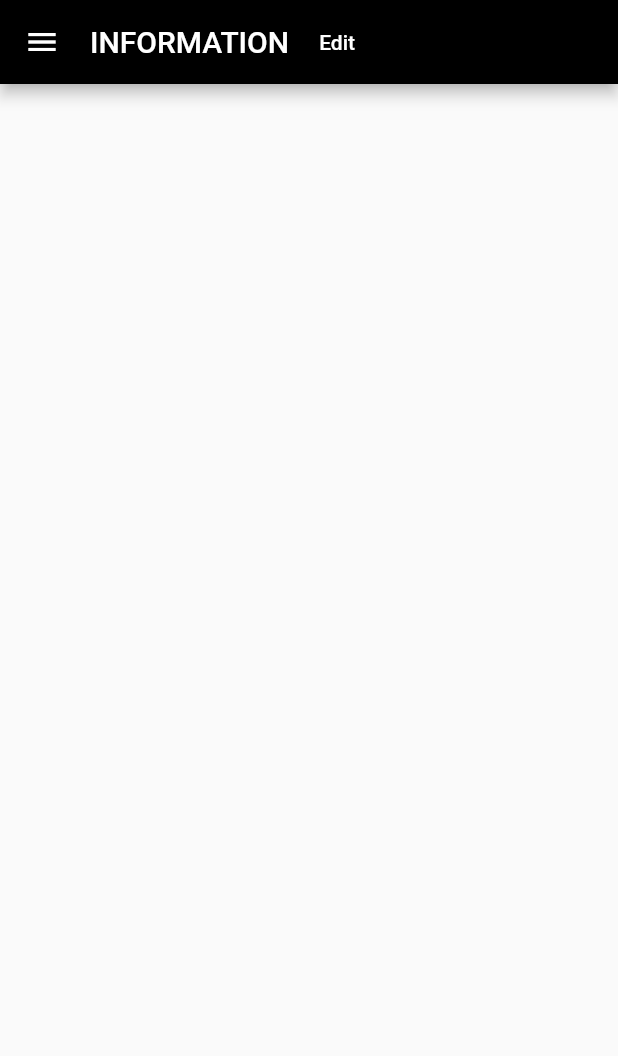
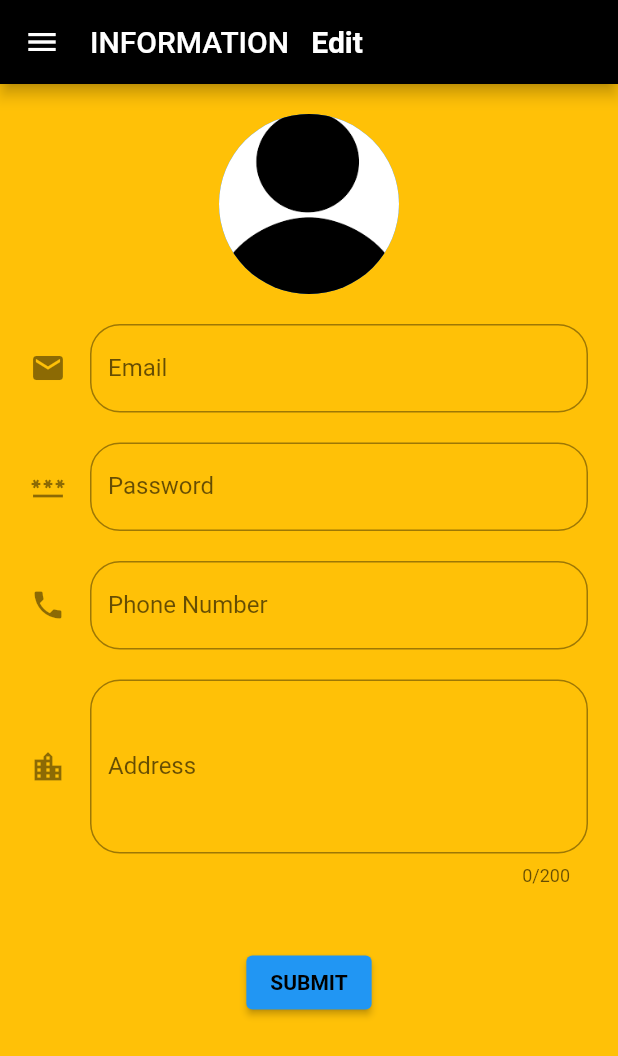
Before and after one commit to ArtiDoltani/Flutter_Programs, a Flutter app: the screen it shows after launch, after a tap on "Edit", on a phone screen of 412 x 824 dp. Shown: the top 1056 px of the screen. Run offline on Flutter 3.47's test engine with Material 2 defaults, Android fonts, the phone set to English and light mode, and no system bars; accounts and stored records are empty.

Commit message:
Complete Task

```diff
--- a/task_4/lib/Pages/info.dart
+++ b/task_4/lib/Pages/info.dart
@@ -13,11 +13,12 @@ class UserInfo extends StatefulWidget {
 }
 
 class _UserInfoState extends State<UserInfo> {
+  List<Info> User_Info_List=[];
    TextEditingController emailController=TextEditingController();
   TextEditingController passwordController=TextEditingController();
    TextEditingController phoneController=TextEditingController();
   TextEditingController addressController=TextEditingController();
-
+  bool readOnly=false;
   @override
   Widget build(BuildContext context) {
     return MaterialApp(
@@ -29,16 +30,88 @@ class _UserInfoState extends State<UserInfo> {
           Icon(Icons.menu),
           SizedBox(width: 20,) ,
           Text("INFORMATION"),
-          TextButton(onPressed: (){}, child: Text("Edit" ,style: TextStyle(color: Colors.white), ),
+          TextButton(onPressed: (){
+            setState(() {
+
+              readOnly=false;
+            });
+          },child: Text("Edit" ,style: TextStyle(color: Colors.white,fontSize: 20,fontWeight: FontWeight.bold),)
+
           )
            ],
             )
 
           ),
       body: Container(
+         color: Colors.amber,
+         padding: EdgeInsets.all(20),
         child: Column(
           children: [
-
+            CircleAvatar(
+                    backgroundImage: AssetImage('assets/Images/img_7.png'),
+                    radius: 60,
+                  ),
+                  SizedBox(height: 20,),
+                  TextField(
+                    readOnly: readOnly,
+                    controller: emailController,
+                    decoration: InputDecoration(border: OutlineInputBorder(borderRadius:BorderRadius.circular(20) ),
+                      label:
+                       Text("Email"),
+                       icon: Icon(Icons.email),
+                       ),
+                  ),
+                   SizedBox(height: 20,),
+                    TextField(
+                      readOnly:readOnly,
+                      obscureText: true,
+                    controller: passwordController,
+                    decoration: InputDecoration(
+                      border: OutlineInputBorder(borderRadius:BorderRadius.circular(20) ),
+                      label: Text("Password"),
+                      icon:Icon(Icons.password)
+                      )
+                  ),
+                  SizedBox(height: 20),
+                   TextField(
+                    readOnly:readOnly,
+                  controller: phoneController,
+                    decoration: InputDecoration(
+                      border: OutlineInputBorder(borderRadius:BorderRadius.circular(20) ),
+                      label: Text("Phone Number"),
+                      icon:Icon(Icons.phone)
+                      )
+                  ),
+                  SizedBox(height: 20),
+                   TextField(
+                     readOnly:readOnly,
+                    maxLines: 4,
+                    maxLength: 200,
+                    controller: addressController,
+                    decoration: InputDecoration(
+                      border: OutlineInputBorder(borderRadius:BorderRadius.circular(20) ),
+                      label: Text("Address"),
+                      icon:Icon(Icons.location_city)
+                      )
+                  ),
+                  SizedBox(height: 40),
+                ElevatedButton(
+                    onPressed: (){//readOnly=true;
+                      setState(() {
+                        readOnly=true;
+                      String  email= emailController.text;
+                      String  password= passwordController.text;
+                      String phone=phoneController.text;
+                      String address= addressController.text;
+                      User_Info_List.add(
+                      Info(email: email,password: password,phone:phone,address:address),
+                  );
+                 // emailController.clear();
+                 // passwordController.clear();
+                      });
+                  },
+                   child: Text("SUBMIT",style: TextStyle(color: Colors.black,fontWeight: FontWeight.bold),),
+                  )
         ]),),
           )
     );
```
